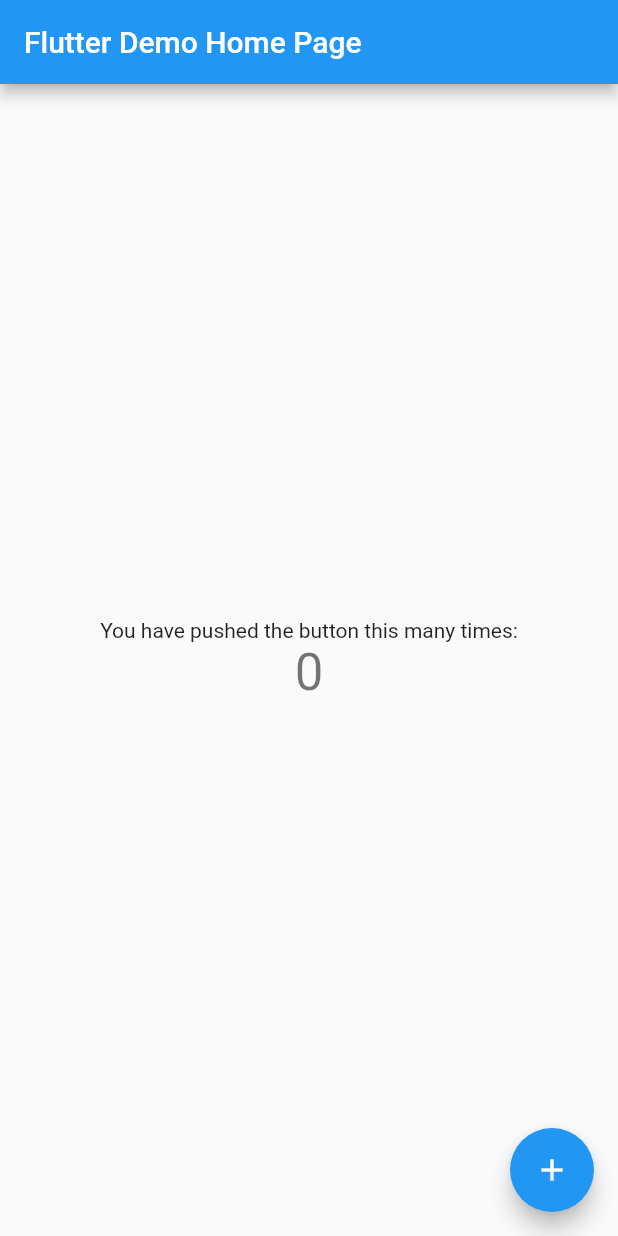
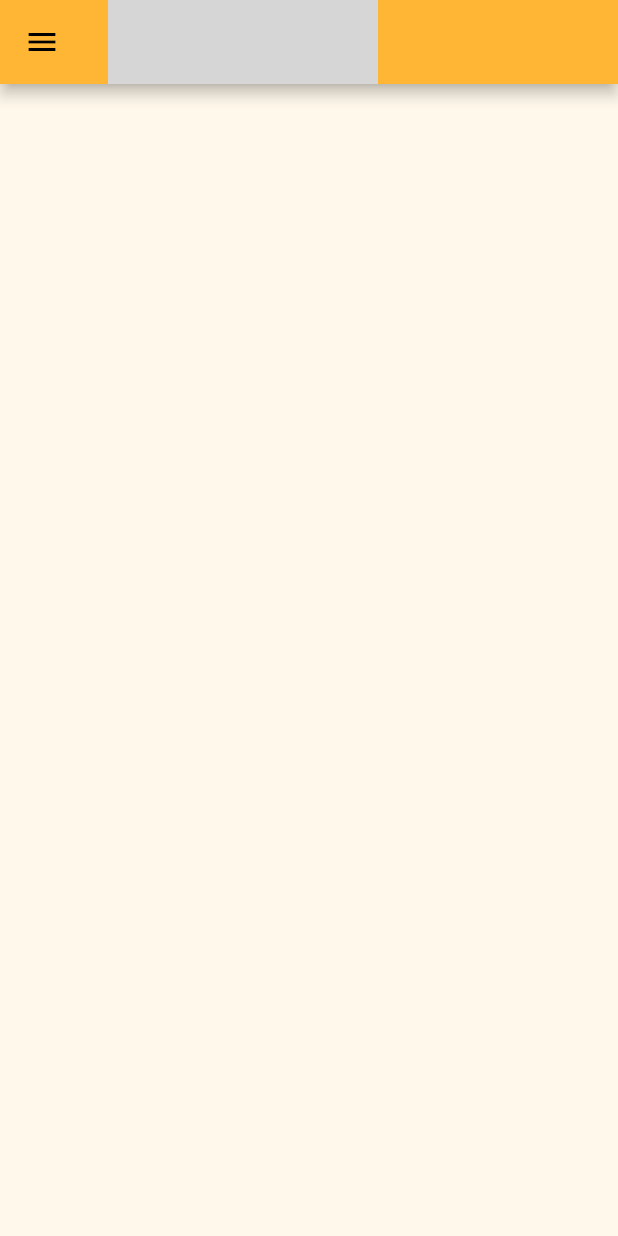
Before and after one commit to SlavaPerryAyeKruchkovenko/special-equipment-booking-system, a Flutter app: the screen it shows after launch, on a phone screen of 412 x 824 dp. Run offline on Flutter 3.47's test engine with Material 2 defaults, Android fonts, the light colour scheme and no system bars; grey boxes are pictures that could not be loaded.

Commit message:
create template of aplication

```diff
--- /dev/null
+++ b/mobile_solution/lib/Pages/home.dart
@@ -0,0 +1,38 @@
+import 'package:flutter/foundation.dart';
+import 'package:flutter/material.dart';
+
+import '../Widgets/home_menu.dart';
+
+class HomePage extends StatefulWidget {
+  const HomePage({Key? key}) : super(key: key);
+
+  @override
+  State<HomePage> createState() => _HomePageState();
+}
+
+class _HomePageState extends State<HomePage> {
+  @override
+  Widget build(BuildContext context) {
+    return Scaffold(
+      appBar: _appBar,
+      body: _body,
+      drawer: const HomeMenu(),
+      extendBody: true,
+    );
+  }
+
+  PreferredSizeWidget get _appBar {
+    return AppBar(
+        title: Align(
+      alignment: Alignment.centerLeft,
+      child: Image.asset(
+        '${(kDebugMode && kIsWeb) ? "" : "assets/"}images/logo.png',
+        width: 180,
+      ),
+    ));
+  }
+
+  Widget get _body {
+    return const Center();
+  }
+}
--- a/mobile_solution/lib/main.dart
+++ b/mobile_solution/lib/main.dart
@@ -1,67 +1,38 @@
 import 'package:flutter/material.dart';
 
+import 'Pages/home.dart';
+import 'dependecy_injection.dart';
+
 void main() {
+  Injector.configure(Flavor.mock);
   runApp(const MyApp());
 }
 
 class MyApp extends StatelessWidget {
-  const MyApp({super.key});
+  const MyApp({Key? key}) : super(key: key);
 
+  // This widget is the root of your application.
   @override
   Widget build(BuildContext context) {
+    const Map<int, Color> color = {
+      50: Color.fromRGBO(255, 182, 53, .1),
+      100: Color.fromRGBO(255, 182, 53, .2),
+      200: Color.fromRGBO(255, 182, 53, .3),
+      300: Color.fromRGBO(255, 182, 53, .4),
+      400: Color.fromRGBO(255, 182, 53, .5),
+      500: Color.fromRGBO(255, 182, 53, .6),
+      600: Color.fromRGBO(255, 182, 53, .7),
+      700: Color.fromRGBO(255, 182, 53, .8),
+      800: Color.fromRGBO(255, 182, 53, .9),
+      900: Color.fromRGBO(255, 182, 53, 1),
+    };
     return MaterialApp(
-      title: 'Flutter Demo',
       theme: ThemeData(
-        primarySwatch: Colors.blue,
-      ),
-      home: const MyHomePage(title: 'Flutter Demo Home Page'),
+          primarySwatch: const MaterialColor(0xFFFFB635, color),
+          primaryColor: const Color.fromRGBO(255, 182, 53, 1),
+          backgroundColor: const Color.fromARGB(25, 255, 181, 53),
+          scaffoldBackgroundColor: const Color.fromARGB(25, 255, 181, 53)),
+      home: const HomePage(),
     );
   }
 }
-
-class MyHomePage extends StatefulWidget {
-  const MyHomePage({super.key, required this.title});
-
-  final String title;
-
-  @override
-  State<MyHomePage> createState() => _MyHomePageState();
-}
-
-class _MyHomePageState extends State<MyHomePage> {
-  int _counter = 0;
-
-  void _incrementCounter() {
-    setState(() {
-      _counter++;
-    });
-  }
-
-  @override
-  Widget build(BuildContext context) {
-    return Scaffold(
-      appBar: AppBar(
-        title: Text(widget.title),
-      ),
-      body: Center(
-        child: Column(
-          mainAxisAlignment: MainAxisAlignment.center,
-          children: <Widget>[
-            const Text(
-              'You have pushed the button this many times:',
-            ),
-            Text(
-              '$_counter',
-              style: Theme.of(context).textTheme.headline4,
-            ),
-          ],
-        ),
-      ),
-      floatingActionButton: FloatingActionButton(
-        onPressed: _incrementCounter,
-        tooltip: 'Increment',
-        child: const Icon(Icons.add),
-      ),
-    );
-  }
-}
--- a/mobile_solution/pubspec.yaml
+++ b/mobile_solution/pubspec.yaml
@@ -60,9 +60,8 @@
   uses-material-design: true
 
   # To add assets to your application, add an assets section, like this:
-  # assets:
-  #   - images/a_dot_burr.jpeg
-  #   - images/a_dot_ham.jpeg
+  assets:
+    - assets/images/
 
   # An image asset can refer to one or more resolution-specific "variants", see
   # https://flutter.dev/assets-and-images/#resolution-aware
```
Also changed, not shown: mobile_solution/lib/Widgets/home_menu.dart (added, +52 -0 lines), mobile_solution/lib/dependecy_injection.dart (added, +17 -0 lines), 2 other files.
